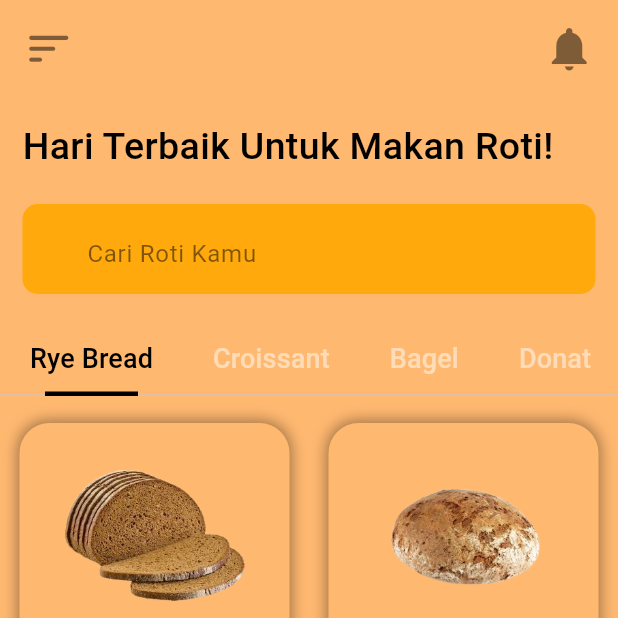
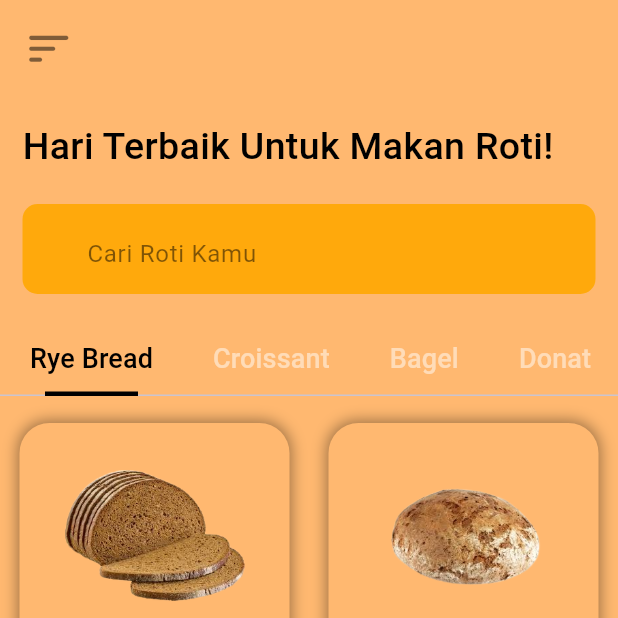
Before and after one commit to wawanher/TB-prakmobile, a Flutter app: the HomeScreens screen opened directly, on a phone screen of 412 x 824 dp, the top half of it. Run offline on Flutter 3.47's test engine with Material 3 defaults, Android fonts, the phone set to English and light mode, and no system bars.

Commit message:
menghapus bagian notifikasi

```diff
--- a/lib/screens/home_screens.dart
+++ b/lib/screens/home_screens.dart
@@ -1,6 +1,5 @@
 import 'package:flutter/material.dart';
 import 'package:restoranapps/screens/sidebar_screens.dart';
-import 'package:restoranapps/screens/notifications_screens.dart';
 import 'package:restoranapps/widgets/bottombar/home_bottom.dart';
 import 'package:restoranapps/widgets/items2_widget.dart';
 import 'package:restoranapps/widgets/items4_widget.dart';
@@ -58,20 +57,6 @@ class _HomeScreensState extends State<HomeScreens>
                       },
                       child: Icon(
                         Icons.sort_rounded,
-                        color: Colors.black.withOpacity(0.5),
-                        size: 35,
-                      ),
-                    ),
-                    InkWell(
-                      onTap: () {
-                        Navigator.push(
-                            context,
-                            MaterialPageRoute(
-                              builder: (context) => NotificationScreens(),
-                            ));
-                      },
-                      child: Icon(
-                        Icons.notifications,
                         color: Colors.black.withOpacity(0.5),
                         size: 35,
                       ),
```
